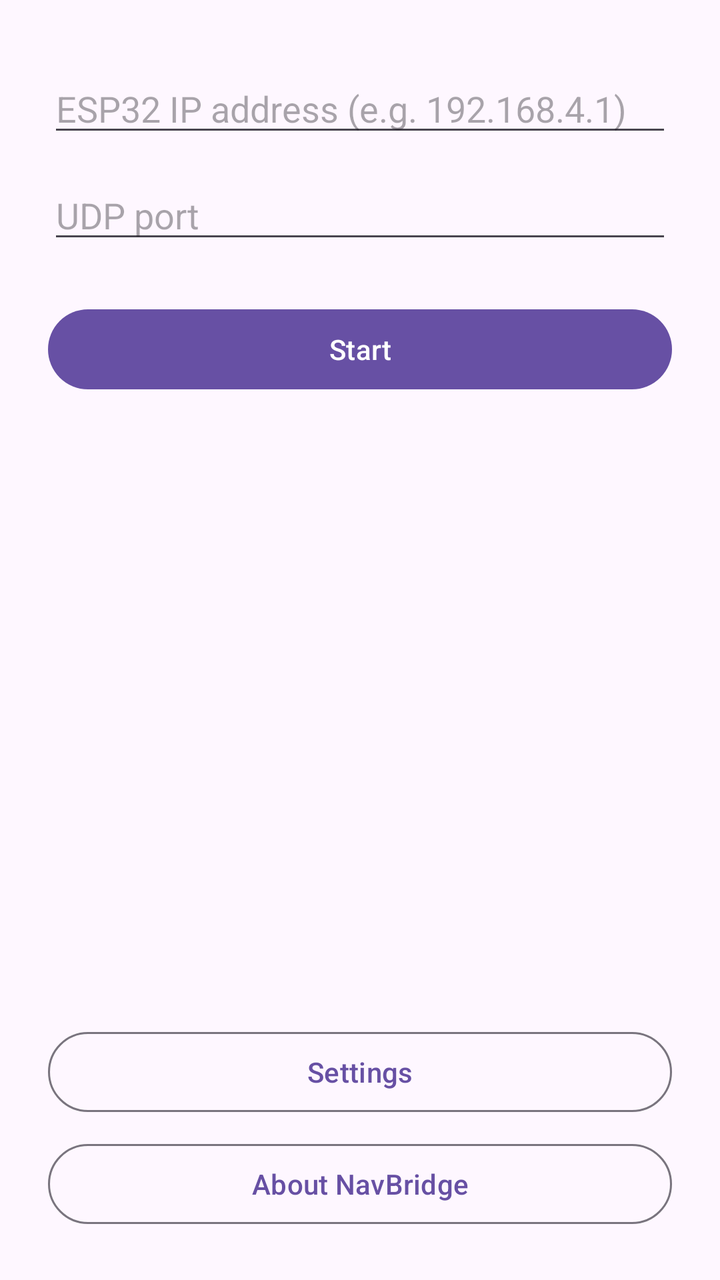
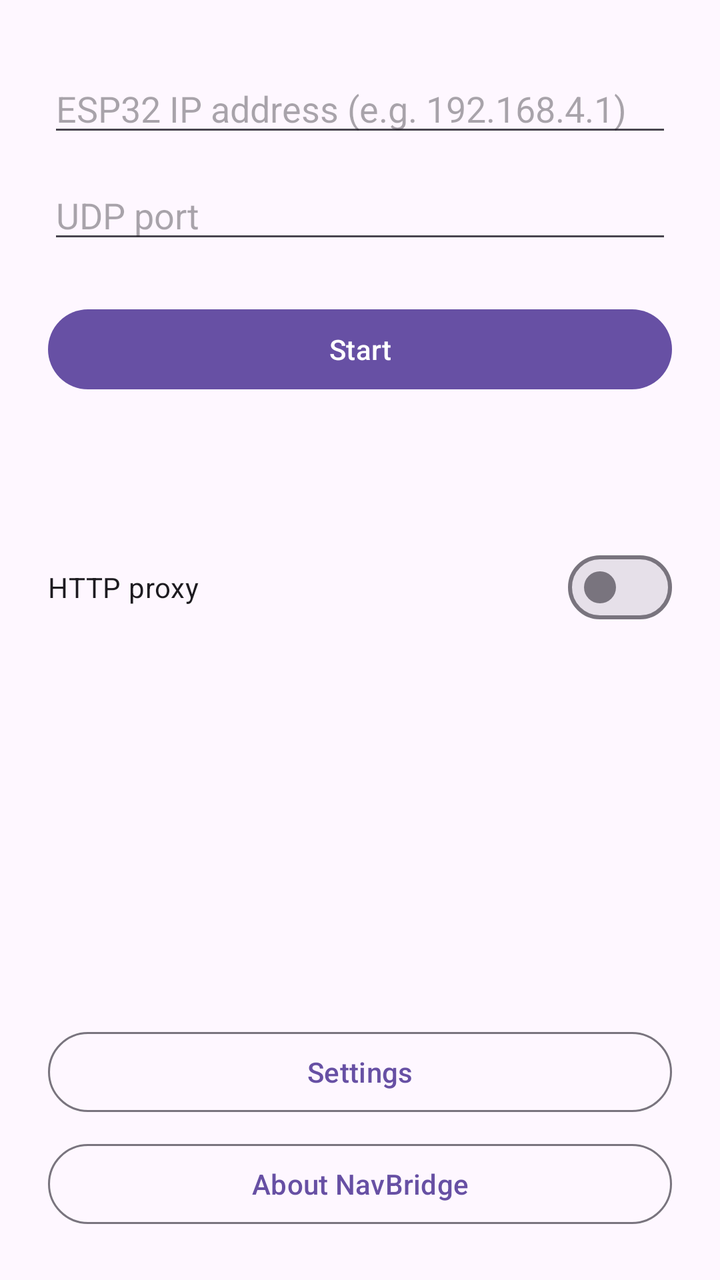

Before-and-after screenshots of an Android layout around one commit, followed by the original layout XML and the change that was made.
<!-- AndroidManifest.xml: application theme Theme.Material3.DayNight -->
<!-- res/layout/activity_main.xml -->
<?xml version="1.0" encoding="utf-8"?>
<LinearLayout xmlns:android="http://schemas.android.com/apk/res/android"
    android:layout_width="match_parent"
    android:layout_height="match_parent"
    android:orientation="vertical"
    android:padding="24dp"
    android:gravity="center_horizontal">

    
    <EditText
        android:id="@+id/etIp"
        android:layout_width="match_parent"
        android:layout_height="wrap_content"
        android:layout_marginTop="8dp"
        android:hint="@string/hint_ip"
        android:inputType="text" />

    <EditText
        android:id="@+id/etPort"
        android:layout_width="match_parent"
        android:layout_height="wrap_content"
        android:layout_marginTop="12dp"
        android:hint="@string/hint_port"
        android:inputType="number" />

    <Button
        android:id="@+id/btnStartStop"
        android:layout_width="match_parent"
        android:layout_height="wrap_content"
        android:layout_marginTop="24dp"
        android:text="@string/start" />

    <TextView
        android:id="@+id/tvStatus"
        android:layout_width="match_parent"
        android:layout_height="wrap_content"
        android:layout_marginTop="24dp"
        android:textAlignment="center" />

    <View
        android:layout_width="0dp"
        android:layout_height="0dp"
        android:layout_weight="1" />

    <Button
        android:id="@+id/btnSettings"
        style="?attr/materialButtonOutlinedStyle"
        android:layout_width="match_parent"
        android:layout_height="wrap_content"
        android:text="@string/settings" />

    <Button
        android:id="@+id/btnAbout"
        style="?attr/materialButtonOutlinedStyle"
        android:layout_width="match_parent"
        android:layout_height="wrap_content"
        android:layout_marginTop="8dp"
        android:text="@string/about" />

</LinearLayout>
<!-- resources referenced by this layout -->
<resources>
  <string name="about">About NavBridge</string>
  <string name="hint_ip">ESP32 IP address (e.g. 192.168.4.1)</string>
  <string name="hint_port">UDP port</string>
  <string name="settings">Settings</string>
  <string name="start">Start</string>
</resources>

<!-- the commit's change to res/layout/activity_main.xml (unified diff, before → after) -->
@@ -37,6 +37,22 @@
         android:layout_marginTop="24dp"
         android:textAlignment="center" />
 
+    
+    <com.google.android.material.materialswitch.MaterialSwitch
+        android:id="@+id/switchProxy"
+        android:layout_width="match_parent"
+        android:layout_height="wrap_content"
+        android:layout_marginTop="28dp"
+        android:text="@string/label_http_proxy" />
+
+    <TextView
+        android:id="@+id/tvProxyStatus"
+        android:layout_width="match_parent"
+        android:layout_height="wrap_content"
+        android:layout_marginTop="2dp"
+        android:textSize="12sp"
+        android:alpha="0.7" />
+
     <View
         android:layout_width="0dp"
         android:layout_height="0dp"
<!-- resource entries referenced after the edit -->
@@ -3,6 +3,7 @@
   <string name="about">About NavBridge</string>
   <string name="hint_ip">ESP32 IP address (e.g. 192.168.4.1)</string>
   <string name="hint_port">UDP port</string>
+  <string name="label_http_proxy">HTTP proxy</string>
   <string name="settings">Settings</string>
   <string name="start">Start</string>
 </resources>
